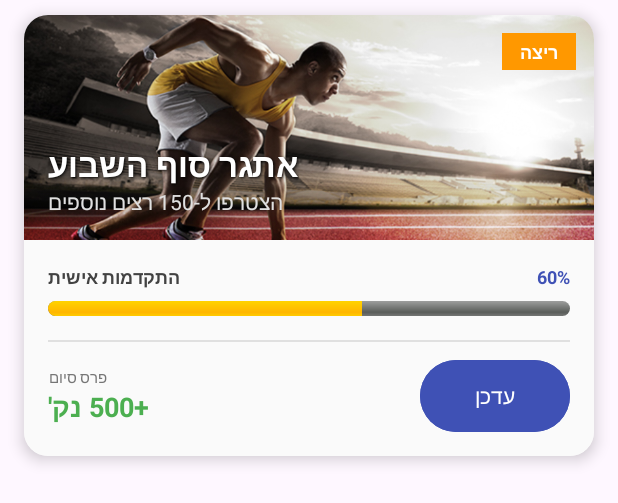
After one commit to Noam-Mazan2025-katza/MySummerProject, an Android app: the layout activity_item_challenge.xml on its own in the app's theme, with its tools: preview values and no code run, on a phone screen of 412 x 824 dp. The commit adds this screen. Shown: the top 503 px of the screen. Run offline under Robolectric (Android 15) with nearby library versions, the phone set to English and light mode, and no system bars.

Commit message:
8/12 עם שיגאות באתגרים

```diff
--- a/app/build.gradle.kts
+++ b/app/build.gradle.kts
@@ -48,7 +48,9 @@ dependencies {
     implementation(libs.activity)
     implementation(libs.constraintlayout)
     implementation("com.github.bumptech.glide:glide:4.16.0")
+    implementation(libs.firebase.database)
     annotationProcessor("com.github.bumptech.glide:compiler:4.16.0")
+    implementation("com.google.firebase:firebase-database:20.3.0")
 
     // אל תשאיר את זו אם היא קיימת אצלך בליין נפרד – זה יוצר כפילות:
     // implementation(libs.firebase.auth)
--- a/app/src/main/AndroidManifest.xml
+++ b/app/src/main/AndroidManifest.xml
@@ -12,6 +12,12 @@
         android:supportsRtl="true"
         android:theme="@style/Theme.MySummerProject"
         tools:targetApi="31">
+        <activity
+            android:name=".item_challenge"
+            android:exported="false" />
+        <activity
+            android:name=".challenges"
+            android:exported="false" />
         <activity
             android:name=".BaseActivity"
             android:exported="false" />
--- /dev/null
+++ b/app/src/main/res/layout/activity_item_challenge.xml
@@ -0,0 +1,166 @@
+<?xml version="1.0" encoding="utf-8"?>
+<androidx.cardview.widget.CardView xmlns:android="http://schemas.android.com/apk/res/android"
+    xmlns:app="http://schemas.android.com/apk/res-auto"
+    xmlns:tools="http://schemas.android.com/tools"
+    android:layout_width="match_parent"
+    android:layout_height="wrap_content"
+    android:layout_marginHorizontal="16dp"
+    android:layout_marginVertical="10dp"
+    app:cardCornerRadius="16dp"
+    app:cardElevation="6dp"
+    app:cardBackgroundColor="#FFFFFF">
+
+    <androidx.constraintlayout.widget.ConstraintLayout
+        android:layout_width="match_parent"
+        android:layout_height="wrap_content">
+
+        <ImageView
+            android:id="@+id/imgBackground"
+            android:layout_width="match_parent"
+            android:layout_height="150dp"
+            android:scaleType="centerCrop"
+            android:src="@drawable/runner"
+            app:layout_constraintTop_toTopOf="parent" />
+
+        <TextView
+            android:id="@+id/tvTag"
+            android:layout_width="wrap_content"
+            android:layout_height="wrap_content"
+            android:text="ריצה"
+            android:textColor="#FFFFFF"
+            android:textSize="12sp"
+            android:textStyle="bold"
+            android:background="#FF9800"
+            android:paddingHorizontal="12dp"
+            android:paddingVertical="4dp"
+            android:layout_margin="12dp"
+            app:layout_constraintEnd_toEndOf="parent"
+            app:layout_constraintTop_toTopOf="parent" />
+
+        <LinearLayout
+            android:layout_width="match_parent"
+            android:layout_height="wrap_content"
+            android:orientation="vertical"
+            android:padding="16dp"
+            app:layout_constraintBottom_toBottomOf="@id/imgBackground"
+            app:layout_constraintStart_toStartOf="parent">
+
+            <TextView
+                android:id="@+id/tvTitle"
+                android:layout_width="wrap_content"
+                android:layout_height="wrap_content"
+                android:text="אתגר סוף השבוע"
+                android:textColor="#FFFFFF"
+                android:textSize="22sp"
+                android:textStyle="bold"
+                android:shadowColor="#000000"
+                android:shadowDx="1"
+                android:shadowDy="1"
+                android:shadowRadius="2" />
+
+            <TextView
+                android:id="@+id/tvSubtitle"
+                android:layout_width="wrap_content"
+                android:layout_height="wrap_content"
+                android:text="הצטרפו ל-150 רצים נוספים"
+                android:textColor="#E0E0E0"
+                android:textSize="14sp" />
+        </LinearLayout>
+
+        <androidx.constraintlayout.widget.ConstraintLayout
+            android:layout_width="match_parent"
+            android:layout_height="wrap_content"
+            android:background="#FAFAFA"
+            android:padding="16dp"
+            app:layout_constraintTop_toBottomOf="@id/imgBackground">
+
+            <TextView
+                android:id="@+id/tvProgressLabel"
+                android:layout_width="wrap_content"
+                android:layout_height="wrap_content"
+                android:text="התקדמות אישית"
+                android:textSize="12sp"
+                android:textStyle="bold"
+                android:textColor="#424242"
+                app:layout_constraintStart_toStartOf="parent"
+                app:layout_constraintTop_toTopOf="parent"/>
+
+            <TextView
+                android:id="@+id/tvProgressValue"
+                android:layout_width="wrap_content"
+                android:layout_height="wrap_content"
+                android:text="60%"
+                android:textSize="12sp"
+                android:textColor="#3F51B5"
+                android:textStyle="bold"
+                app:layout_constraintEnd_toEndOf="parent"
+                app:layout_constraintTop_toTopOf="parent"/>
+
+            <ProgressBar
+                android:id="@+id/progressBar"
+                style="?android:attr/progressBarStyleHorizontal"
+                android:layout_width="0dp"
+                android:layout_height="10dp"
+                android:layout_marginTop="8dp"
+                android:progress="60"
+                android:progressDrawable="@android:drawable/progress_horizontal"
+                app:layout_constraintStart_toStartOf="parent"
+                app:layout_constraintEnd_toEndOf="parent"
+                app:layout_constraintTop_toBottomOf="@id/tvProgressLabel" />
+
+            <View
+                android:id="@+id/divider"
+                android:layout_width="match_parent"
+                android:layout_height="1dp"
+                android:background="#E0E0E0"
+                android:layout_marginTop="16dp"
+                app:layout_constraintTop_toBottomOf="@id/progressBar"/>
+
+            <LinearLayout
+                android:layout_width="match_parent"
+                android:layout_height="wrap_content"
+                android:orientation="horizontal"
+                android:gravity="center_vertical"
+                android:layout_marginTop="12dp"
+                app:layout_constraintTop_toBottomOf="@id/divider">
+
+                <LinearLayout
+                    android:layout_width="0dp"
+                    android:layout_height="wrap_content"
+                    android:layout_weight="1"
+                    android:orientation="vertical">
+
+                    <TextView
+                        android:text="פרס סיום"
+                        android:textSize="10sp"
+                        android:textColor="#757575"
+                        android:layout_width="wrap_content"
+                        android:layout_height="wrap_content"/>
+
+                    <TextView
+                        android:id="@+id/tvPoints"
+                        android:layout_width="wrap_content"
+                        android:layout_height="wrap_content"
+                        android:text="+500 נק'"
+                        android:textSize="18sp"
+                        android:textStyle="bold"
+                        android:textColor="#4CAF50" />
+                </LinearLayout>
+
+                <Button
+                    android:id="@+id/btnAction"
+                    android:layout_width="wrap_content"
+                    android:layout_height="wrap_content"
+                    android:text="עדכן"
+                    android:backgroundTint="#3F51B5"
+                    android:minWidth="100dp"
+                    android:insetTop="0dp"
+                    android:insetBottom="0dp"/>
+
+            </LinearLayout>
+
+        </androidx.constraintlayout.widget.ConstraintLayout>
+
+    </androidx.constraintlayout.widget.ConstraintLayout>
+
+</androidx.cardview.widget.CardView>
--- a/gradle/libs.versions.toml
+++ b/gradle/libs.versions.toml
@@ -13,6 +13,7 @@ credentials = "1.5.0"
 credentialsPlayServicesAuth = "1.5.0"
 googleid = "1.1.1"
 firebaseStorage = "22.0.1"
+firebaseDatabase = "22.0.1"
 
 [libraries]
 junit = { group = "junit", name = "junit", version.ref = "junit" }
@@ -27,6 +28,7 @@ credentials = { group = "androidx.credentials", name = "credentials", version.re
 credentials-play-services-auth = { group = "androidx.credentials", name = "credentials-play-services-auth", version.ref = "credentialsPlayServicesAuth" }
 googleid = { group = "com.google.android.libraries.identity.googleid", name = "googleid", version.ref = "googleid" }
 firebase-storage = { group = "com.google.firebase", name = "firebase-storage", version.ref = "firebaseStorage" }
+firebase-database = { group = "com.google.firebase", name = "firebase-database", version.ref = "firebaseDatabase" }
 
 [plugins]
 android-application = { id = "com.android.application", version.ref = "agp" }
```
Also changed, not shown: app/src/main/java/com/example/mysummerproject/Challenge.java (added, +18 -0 lines), app/src/main/java/com/example/mysummerproject/ChallengesActivity.java (added, +68 -0 lines), app/src/main/java/com/example/mysummerproject/ChallengesAdapter.java (added, +101 -0 lines), app/src/main/java/com/example/mysummerproject/MenuActivity.java (+8 -2 lines), app/src/main/res/layout/challenges.xml (added, +162 -0 lines), app/src/main/res/drawable/runner.jpg (added).
